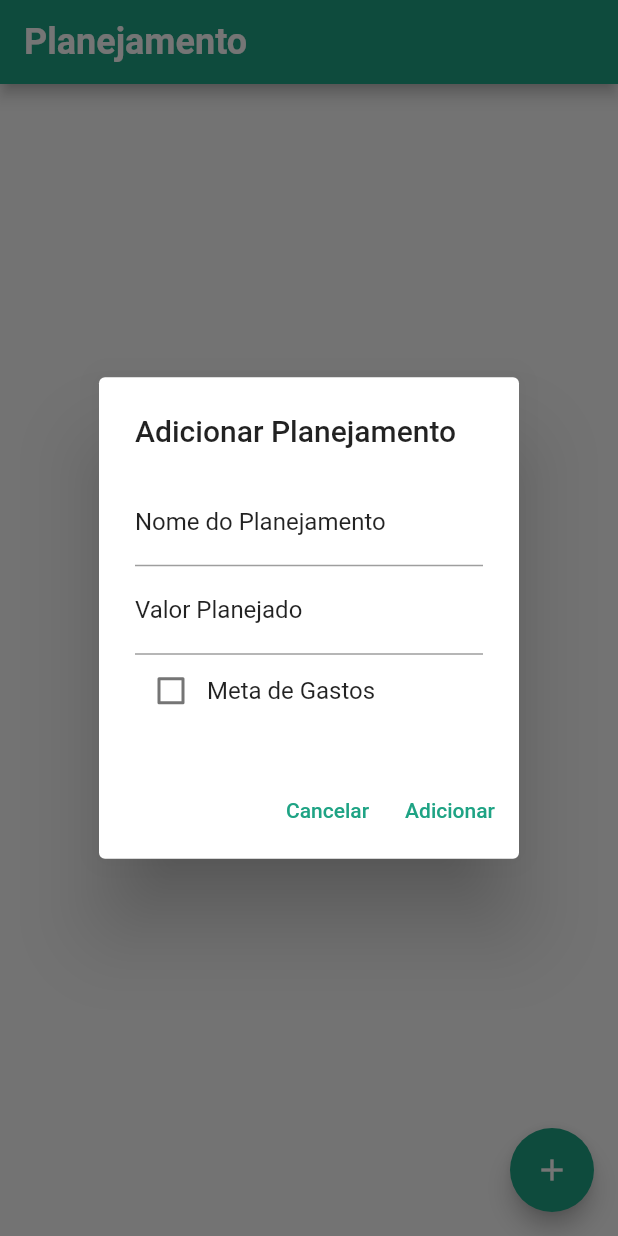
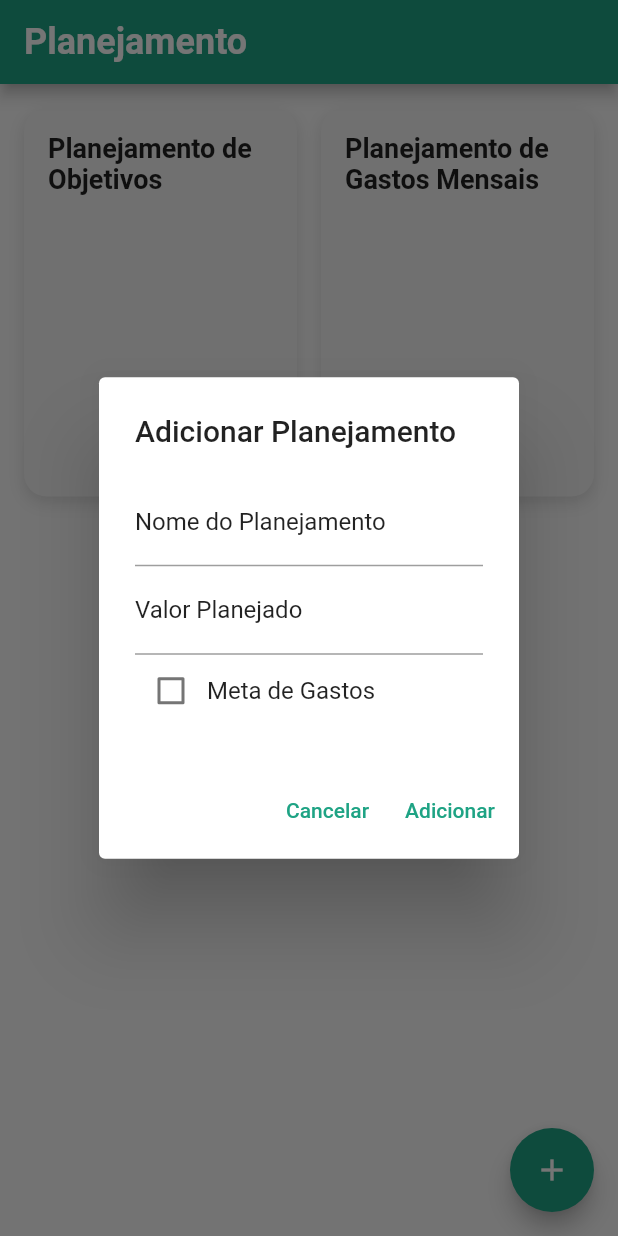
Before and after one commit to AmaralFLucas/prospere_ai, a Flutter app: the Planejamento screen opened directly with empty values, after a tap on the "add" icon, on a phone screen of 412 x 824 dp. Run offline on Flutter 3.47's test engine with Material 3 defaults, Android fonts, the phone set to English and light mode, and no system bars; drawn by our look-alikes of fl_chart; our stand-ins replace avatar_glow, cloud_firestore, firebase_auth, firebase_core, flutter_masked_text2, google_generative_ai and 3 more; missing offline and left inert: floating_action_bubble, string_similarity; accounts and stored records are empty.

Commit message:
Atualizando a tela de planejamento

```diff
--- a/lib/services/gemini.dart
+++ b/lib/services/gemini.dart
@@ -131,11 +131,15 @@ generateResponseDB(String selectedDateLabel) async {
       firestore.collection('users').doc(userId).collection('receitas');
   CollectionReference despesas =
       firestore.collection('users').doc(userId).collection('despesas');
+  CollectionReference metas =
+      firestore.collection('users').doc(userId).collection('metasFinanceiras');
 
   var querySnapshot = await receitas.get();
   var querySnapshot2 = await despesas.get();
+  var querySnapshot3 = await metas.get();
   List<Map<String, dynamic>> receitasLista = [];
   List<Map<String, dynamic>> despesasLista = [];
+  List<Map<String, dynamic>> metasLista = [];
 
   double totalReceitas = 0.0;
   double totalDespesas = 0.0;
@@ -176,8 +180,21 @@ generateResponseDB(String selectedDateLabel) async {
     despesasLista.add(despesaData);
   });
 
+  querySnapshot3.docs.forEach((doc) {
+    Map<String, dynamic> metaData = doc.data() as Map<String, dynamic>;
+
+    if (metaData.containsKey('data') && metaData['data'] is Timestamp) {
+      Timestamp timestamp = metaData['data'];
+      DateTime dateTime = timestamp.toDate();
+      String formattedDate = dateFormat.format(dateTime);
+      metaData['data'] = formattedDate;
+    }
+
+    metasLista.add(metaData);
+  });
+
   final prompt =
-      'Você está fazendo parte de um aplicativo de controle financeiro que se chama Prospere.AI você precisa fazer o que se pede abaixo para o usuário:\nAnalise os seguites dados ${receitasLista.toString()}, Total Receitas: ${totalReceitas}, Despesas: ${despesasLista.toString()}, Total Despesas: ${totalDespesas}, após analisar os dados faça algumas orientações em relação à saúde financeira do usuário.';
+      'Você está fazendo parte de um aplicativo de controle financeiro que se chama Prospere.AI você precisa fazer o que se pede abaixo para o usuário:\nAnalise os seguites dados ${receitasLista.toString()}, Total Receitas: ${totalReceitas}, Despesas: ${despesasLista.toString()}, Total Despesas: ${totalDespesas}, Metas: ${metasLista.toString()}, após analisar os dados faça algumas orientações em relação à saúde financeira do usuário.';
 
   final model = GenerativeModel(
     model: 'gemini-1.5-flash-latest',
@@ -188,5 +205,6 @@ generateResponseDB(String selectedDateLabel) async {
   final response = await model.generateContent(content);
 
   print(response.text);
+  print(metasLista);
   return response.text;
 }
--- a/lib/views/planejamento.dart
+++ b/lib/views/planejamento.dart
@@ -22,7 +22,9 @@ class _PlanejamentoState extends State<Planejamento> {
   List<Map<String, dynamic>> planList = [];
   String uid = FirebaseAuth.instance.currentUser!.uid;
   double totalGasto = 0;
-  double totalPlanejado = 0;
+  double totalGastosPlanejado = 0;
+  double totalObjetivosPlanejado = 0;
+  double totalObjetivo = 0; // Para os objetivos que serão subtraídos do total
   bool showCategoryDropdown = false;
   String? selectedCategory;
   List<String> categorias = [];
@@ -59,25 +61,43 @@ class _PlanejamentoState extends State<Planejamento> {
     setState(() {
       planList = snapshot.docs.map((doc) {
         final data = doc.data() as Map<String, dynamic>;
+        final value = data['valorMeta'];
+        final spent = (data['valorAtual'] > value)
+            ? value
+            : data['valorAtual']; // Limita o valor máximo
         return {
           'id': doc.id,
           'name': data['descricao'],
-            'value': data['valorMeta'],
-            'spent': data['valorAtual'],
+          'value': value,
+          'spent': spent,
           'category': data['categoria'],
-            'isExpense': data['tipoMeta'] == 'gastoMensal',
+          'isExpense': data['tipoMeta'] == 'gastoMensal', // Filtro para gastos mensais
         };
       }).toList();
-        print(planList);
+
+      // Calcula totais separados
+      totalObjetivosPlanejado = planList
+          .where((item) => !item['isExpense']) // Apenas metas de "objetivo"
+          .fold(0, (sum, item) => sum + item['value']); // Soma os valores das metas de objetivo
+
+      totalGastosPlanejado = planList
+          .where((item) => item['isExpense']) // Apenas metas de "gastoMensal"
+          .fold(0, (sum, item) => sum + item['value']); // Soma os valores das metas de gasto
+
+      totalGasto = planList
+          .where((item) => item['isExpense']) // Apenas metas de "gastoMensal"
+          .fold(0, (sum, item) => sum + item['spent']); // Soma os valores gastos de metas de gasto
+
+      totalObjetivo = planList
+          .where((item) => !item['isExpense']) // Apenas metas de "objetivo"
+          .fold(0, (sum, item) => sum + item['spent']); // Soma os valores gastos de metas de objetivo
     });
   });
 }
 
+
   @override
   Widget build(BuildContext context) {
-    totalPlanejado = planList.fold(0, (sum, item) => sum + item['value']);
-    totalGasto = planList.fold(0, (sum, item) => sum + item['spent']);
-
   return Scaffold(
     appBar: AppBar(
       backgroundColor: myColor,
@@ -95,8 +115,47 @@ class _PlanejamentoState extends State<Planejamento> {
       padding: const EdgeInsets.all(16),
       child: Column(
         children: [
-            _buildTotalChart(),
-            const SizedBox(height: 16),
+          Row(
+            mainAxisAlignment: MainAxisAlignment.spaceEvenly,
+            children: [
+              Expanded(
+                child: Container(
+                  padding: const EdgeInsets.all(16),
+                  decoration: BoxDecoration(
+                    color: cardColor,
+                    borderRadius: BorderRadius.circular(15),
+                    boxShadow: const [
+                      BoxShadow(
+                        color: Colors.black12,
+                        blurRadius: 8,
+                        offset: Offset(0, 4),
+                      ),
+                    ],
+                  ),
+                  child: _buildObjectiveChart(),
+                ),
+              ),
+              const SizedBox(width: 16),
+              Expanded(
+                child: Container(
+                  padding: const EdgeInsets.all(16),
+                  decoration: BoxDecoration(
+                    color: cardColor,
+                    borderRadius: BorderRadius.circular(15),
+                    boxShadow: const [
+                      BoxShadow(
+                        color: Colors.black12,
+                        blurRadius: 8,
+                        offset: Offset(0, 4),
+                      ),
+                    ],
+                  ),
+                  child: _buildExpenseChart(),
+                ),
+              ),
+            ],
+          ),
+          const SizedBox(height: 24), // Espaço entre gráficos e a lista
           Expanded(child: _buildPlanList()),
         ],
       ),
@@ -112,9 +171,16 @@ class _PlanejamentoState extends State<Planejamento> {
   );
 }
 
-  Widget _buildTotalChart() {
+  Widget _buildObjectiveChart() {
   return Center(
-      child: SizedBox(
+    child: Column(
+      children: [
+        const Text(
+          'Planejamento de Objetivos',
+          style: TextStyle(fontSize: 18, fontWeight: FontWeight.bold),
+        ),
+        const SizedBox(height: 25),
+        SizedBox(
           width: 150,
           height: 150,
           child: PieChart(
@@ -122,12 +188,12 @@ class _PlanejamentoState extends State<Planejamento> {
               sections: [
                 PieChartSectionData(
                   color: Colors.green,
-                value: totalPlanejado - totalGasto,
+                  value: totalObjetivo, // Total de objetivos
                   radius: 50,
                 ),
                 PieChartSectionData(
-                color: Colors.red,
-                value: totalGasto,
+                  color: Colors.grey,
+                  value: totalObjetivosPlanejado - totalObjetivo, // Parte não concluída dos objetivos
                   radius: 50,
                 ),
               ],
@@ -136,6 +202,47 @@ class _PlanejamentoState extends State<Planejamento> {
               centerSpaceRadius: 40,
             ),
           ),
+        ),
+        const SizedBox(height: 10),
+      ],
+    ),
+  );
+}
+
+Widget _buildExpenseChart() {
+  return Center(
+    child: Column(
+      children: [
+        const Text(
+          'Planejamento de Gastos Mensais',
+          style: TextStyle(fontSize: 18, fontWeight: FontWeight.bold),
+        ),
+        const SizedBox(height: 25),
+        SizedBox(
+          width: 150,
+          height: 150,
+          child: PieChart(
+            PieChartData(
+              sections: [
+                PieChartSectionData(
+                  color: Colors.green,
+                  value: totalGastosPlanejado, // Valor total de metas planejadas
+                  radius: 50,
+                ),
+                PieChartSectionData(
+                  color: Colors.red,
+                  value: totalGasto, // Total de gastos
+                  radius: 50,
+                ),
+              ],
+              borderData: FlBorderData(show: false),
+              sectionsSpace: 0,
+              centerSpaceRadius: 40,
+            ),
+          ),
+        ),
+        const SizedBox(height: 10),
+      ],
     ),
   );
 }
@@ -150,6 +257,10 @@ class _PlanejamentoState extends State<Planejamento> {
   }
 
   Widget _buildPlanCard(Map<String, dynamic> plan, int index) {
+    final isObjective = !plan['isExpense'];
+    final backgroundColor = isObjective ? Colors.grey : Colors.green;
+    final progressColor = isObjective ? Colors.green : Colors.red;
+
     return Container(
       margin: const EdgeInsets.only(bottom: 16),
       padding: const EdgeInsets.all(16),
@@ -192,6 +303,7 @@ class _PlanejamentoState extends State<Planejamento> {
                       _confirmDeleteMeta(plan['id'], index);
                     },
                   ),
+                  if (isObjective)
                     IconButton(
                       icon: const Icon(Icons.add, color: Colors.green),
                       onPressed: () {
@@ -211,13 +323,13 @@ class _PlanejamentoState extends State<Planejamento> {
                 PieChartData(
                   sections: [
                     PieChartSectionData(
-                      color: Colors.green,
-                      value: plan['value'] - plan['spent'],
+                      color: progressColor,
+                      value: plan['spent'],
                       radius: 40,
                     ),
                     PieChartSectionData(
-                      color: Colors.red,
-                      value: plan['spent'],
+                      color: backgroundColor,
+                      value: plan['value'] - plan['spent'],
                       radius: 40,
                     ),
                   ],
@@ -237,7 +349,9 @@ class _PlanejamentoState extends State<Planejamento> {
             ),
           ),
           Text(
-            'Gasto Atual: R\$: ${plan['spent'].toStringAsFixed(2)}',
+            isObjective
+                ? 'Valor Atingido: R\$: ${plan['spent'].toStringAsFixed(2)}'
+                : 'Gasto Atual: R\$: ${plan['spent'].toStringAsFixed(2)}',
             style: const TextStyle(
               fontSize: 16,
               color: Colors.black87,
```
Lines whose indentation alone changed are shown as unchanged.
